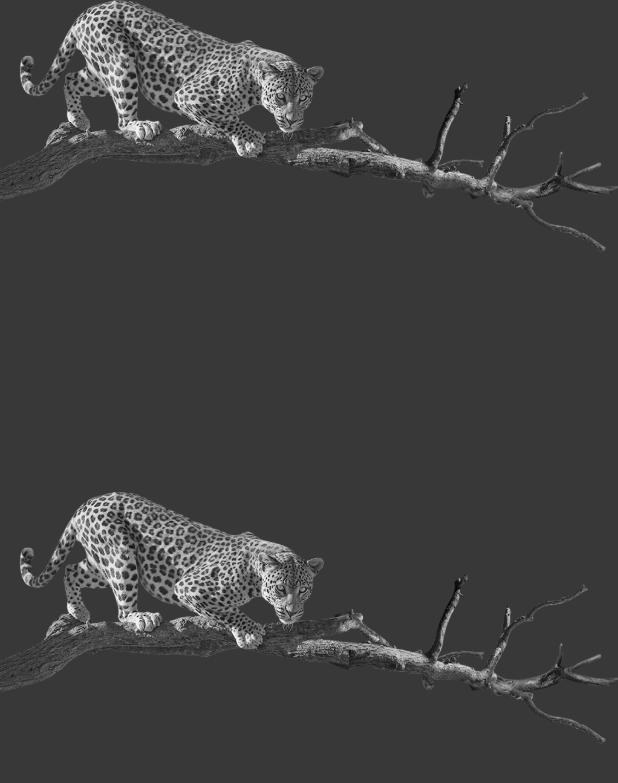
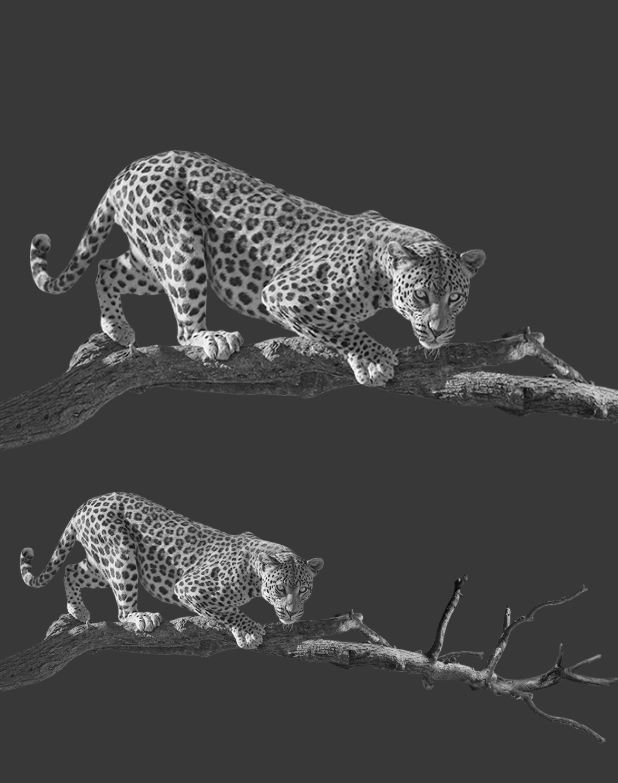
Before and after one commit to piotrek1543/SY_Expedition_UI_Challenge, a Flutter app: the screen it shows after launch, on a phone screen of 412 x 824 dp. Shown: the top 783 px of the screen. Run offline on Flutter 3.47's test engine with Material 2 defaults, Android fonts, the phone set to English and light mode, and no system bars.

Commit message:
Add LeopardImage widget as background. Set MainPage StatefulWidget.

```diff
--- a/lib/main_page.dart
+++ b/lib/main_page.dart
@@ -1,4 +1,5 @@
 import 'package:flutter/material.dart';
+import 'package:provider/provider.dart';
 
 class PageOffsetNotifier with ChangeNotifier {
   double _offset = 0;
@@ -17,12 +18,19 @@ class PageOffsetNotifier with ChangeNotifier {
   double get page => _page;
 }
 
-class MainPage extends StatelessWidget {
+class MainPage extends StatefulWidget {
+  @override
+  _MainPageState createState() => _MainPageState();
+}
+
+class _MainPageState extends State<MainPage> {
   final PageController _pageController = PageController();
 
   @override
   Widget build(BuildContext context) {
-    return Scaffold(
+    return ChangeNotifierProvider(
+      builder: (_) => PageOffsetNotifier(_pageController),
+      child: Scaffold(
         body: Stack(
           children: <Widget>[
             PageView(
@@ -33,10 +41,25 @@ class MainPage extends StatelessWidget {
                 VulturePage(),
               ],
             ),
-          Image.asset('assets/leopard.png'),
+            LeopardImage(),
           ],
         ),
+      ),
     );
+  }
+}
+
+class LeopardImage extends StatelessWidget {
+  @override
+  Widget build(BuildContext context) {
+    return Consumer<PageOffsetNotifier>(builder: (context, notifier, child) {
+      return Positioned(
+        top: 100,
+        left: -notifier.offset,
+        width: MediaQuery.of(context).size.width * 1.5,
+        child: Image.asset('assets/leopard.png'),
+      );
+    });
   }
 }
 
```
Lines whose indentation alone changed are shown as unchanged.
